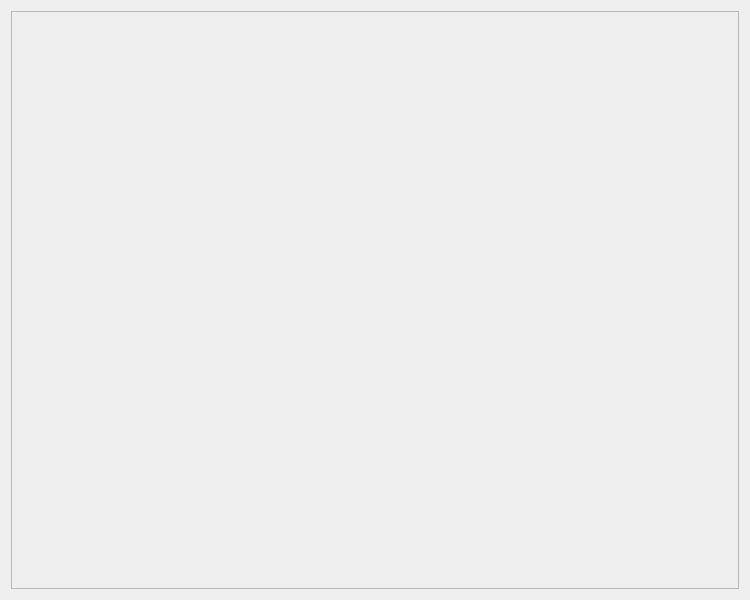
anocweb/apt-ex-package-manager, file src/ui/category_panel.ui: the form before one commit.
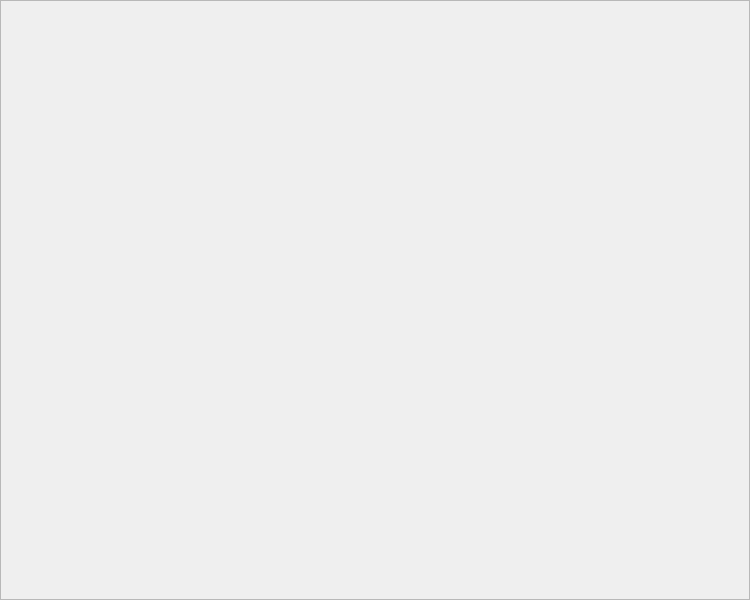
The form after the commit.

Diff of the .ui file:
```diff
--- a/src/ui/category_panel.ui
+++ b/src/ui/category_panel.ui
@@ -14,21 +14,52 @@
    <property name="spacing">
     <number>0</number>
    </property>
-
+   <property name="leftMargin">
+    <number>0</number>
+   </property>
+   <property name="topMargin">
+    <number>0</number>
+   </property>
+   <property name="rightMargin">
+    <number>0</number>
+   </property>
+   <property name="bottomMargin">
+    <number>0</number>
+   </property>
    <item>
     <widget class="QScrollArea" name="categoryScrollArea">
      <property name="widgetResizable">
       <bool>true</bool>
      </property>
+     <property name="horizontalScrollBarPolicy">
+      <enum>Qt::ScrollBarAlwaysOff</enum>
+     </property>
      <widget class="QWidget" name="categoryContainer">
       <property name="geometry">
        <rect>
         <x>0</x>
         <y>0</y>
-        <width>782</width>
-        <height>69</height>
+        <width>750</width>
+        <height>600</height>
        </rect>
       </property>
+      <layout class="QVBoxLayout" name="packageListLayout">
+       <property name="spacing">
+        <number>2</number>
+       </property>
+       <property name="leftMargin">
+        <number>10</number>
+       </property>
+       <property name="topMargin">
+        <number>10</number>
+       </property>
+       <property name="rightMargin">
+        <number>10</number>
+       </property>
+       <property name="bottomMargin">
+        <number>10</number>
+       </property>
+      </layout>
      </widget>
     </widget>
    </item>
```
